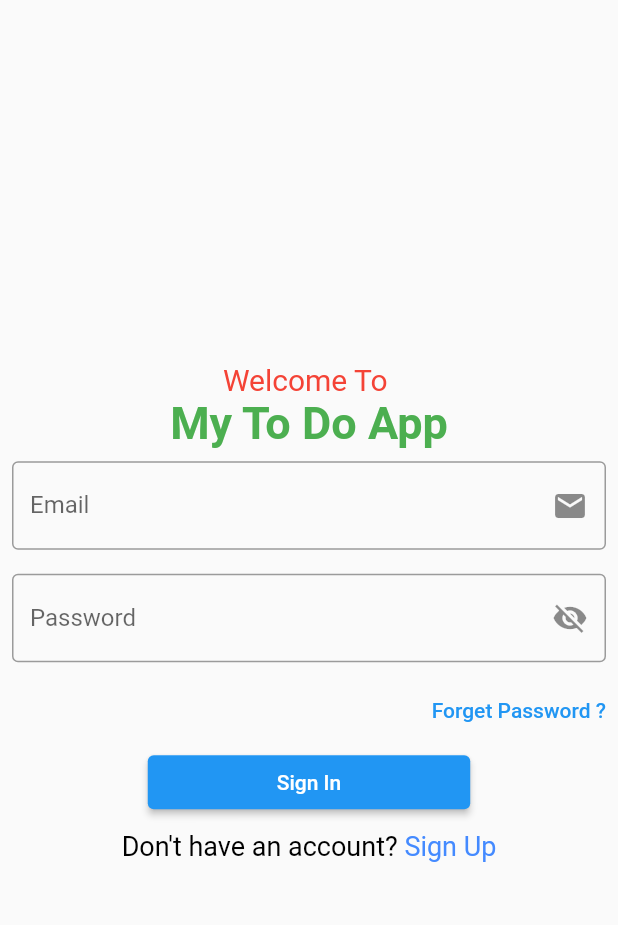
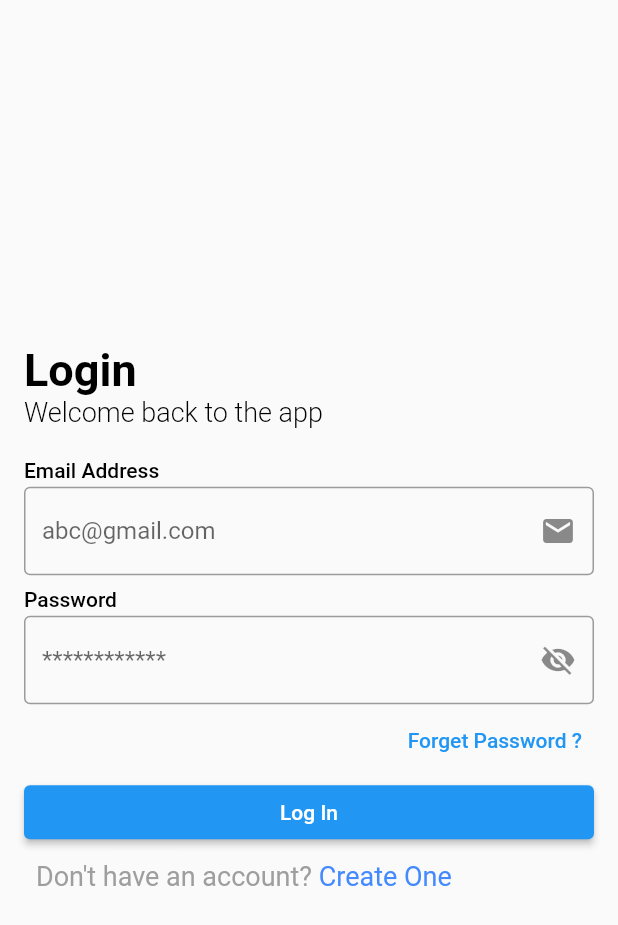
Before and after one commit to Dipesh905/To-do-App, a Flutter app: the screen it shows after launch, on a phone screen of 412 x 824 dp. Shown: the top 925 px of the screen. Run offline on Flutter 3.47's test engine with Material 2 defaults, Android fonts, the phone set to English and light mode, and no system bars; our stand-ins replace cloud_firestore, firebase_auth, firebase_core, flutter_easyloading, flutter_riverpod; accounts and stored records are empty.

Commit message:
login and sign up screen UI Updated

```diff
--- a/lib/main.dart
+++ b/lib/main.dart
@@ -5,7 +5,7 @@ import 'package:flutter_easyloading/flutter_easyloading.dart';
 import 'package:flutter_riverpod/flutter_riverpod.dart';
 import 'package:todoapp/controller/services/firebase_auth_services.dart';
 import 'package:todoapp/view/screens/home_screen.dart';
-import 'package:todoapp/view/screens/sign_in_screen.dart';
+import 'package:todoapp/view/screens/log_in_screen.dart';
 
 void main() async {
   WidgetsFlutterBinding.ensureInitialized();
@@ -35,7 +35,7 @@ class MyApp extends StatelessWidget {
             return const Text(
                 'SomeThing Went Wrong While Logging In, Please Try Again Later');
           } else {
-            return SignInScreen();
+            return LogInScreen();
           }
         },
       ),
--- /dev/null
+++ b/lib/view/screens/log_in_screen.dart
@@ -0,0 +1,206 @@
+import 'package:firebase_auth/firebase_auth.dart';
+import 'package:flutter/gestures.dart';
+import 'package:flutter/material.dart';
+import 'package:flutter_easyloading/flutter_easyloading.dart';
+import 'package:flutter_riverpod/flutter_riverpod.dart';
+import 'package:todoapp/controller/services/firebase_auth_services.dart';
+import 'package:todoapp/controller/signup_screen_provider.dart';
+import 'package:todoapp/view/screens/home_screen.dart';
+import 'package:todoapp/view/screens/sign_up_screen.dart';
+import 'package:todoapp/view/widgets/button_widget.dart';
+import 'package:todoapp/view/widgets/input_field_widget.dart';
+
+class LogInScreen extends ConsumerWidget {
+  LogInScreen({super.key});
+
+  final FirebaseFunction _firebaseFunction = FirebaseFunction();
+
+  final TextEditingController _emailController = TextEditingController();
+  final TextEditingController _passwordController = TextEditingController();
+
+  final GlobalKey<FormState> _loginscreenkey = GlobalKey<FormState>();
+
+  final RegExp _passwordregex =
+      RegExp(r'^(?=.*?[A-Z])(?=.*?[a-z])(?=.*?[0-9])(?=.*?[!@#\$&*~]).{8,}$');
+
+  final RegExp _emailregex = RegExp(
+    r"^[a-zA-Z0-9.a-zA-Z0-9.!#$%&'*+-/=?^_`{|}~]+@[a-zA-Z0-9]+\.[a-zA-Z]+",
+  );
+
+  @override
+  Widget build(BuildContext context, WidgetRef ref) {
+    const TextStyle textStyle = TextStyle(
+      fontSize: 30,
+      color: Colors.black,
+      fontWeight: FontWeight.bold,
+    );
+    return SafeArea(
+      child: Scaffold(
+        body: Center(
+          child: Form(
+            key: _loginscreenkey,
+            child: Padding(
+              padding: const EdgeInsets.all(16),
+              child: Column(
+                crossAxisAlignment: CrossAxisAlignment.stretch,
+                mainAxisAlignment: MainAxisAlignment.center,
+                children: <Widget>[
+                  Padding(
+                    padding: const EdgeInsets.only(bottom: 20),
+                    child: Column(
+                      crossAxisAlignment: CrossAxisAlignment.start,
+                      children: [
+                        const Text(
+                          'Login',
+                          style: textStyle,
+                        ),
+                        Text(
+                          'Welcome back to the app ',
+                          style: textStyle.copyWith(
+                            fontWeight: FontWeight.w300,
+                            fontSize: 18,
+                          ),
+                        ),
+                      ],
+                    ),
+                  ),
+                  Padding(
+                    padding: const EdgeInsets.only(bottom: 3.0),
+                    child: Text(
+                      'Email Address',
+                      style: textStyle.copyWith(
+                        fontWeight: FontWeight.w500,
+                        fontSize: 14,
+                      ),
+                    ),
+                  ),
+                  Padding(
+                    padding: const EdgeInsets.only(bottom: 8.0),
+                    child: InputFieldWidget(
+                      surfixIcon: const Icon(Icons.email),
+                      hintText: 'abc@gmail.com',
+                      controller: _emailController,
+                      validator: (String? value) {
+                        if (value!.isEmpty) {
+                          return 'Please enter your email';
+                        } else if (_emailregex
+                            .hasMatch(_emailController.text)) {
+                          return null;
+                        } else {
+                          return 'Invalid email please enter correct email';
+                        }
+                      },
+                    ),
+                  ),
+                  Padding(
+                    padding: const EdgeInsets.only(bottom: 3.0),
+                    child: Text(
+                      'Password',
+                      style: textStyle.copyWith(
+                        fontWeight: FontWeight.w500,
+                        fontSize: 14,
+                      ),
+                    ),
+                  ),
+                  InputFieldWidget(
+                    obsecureText: ref.watch(obsecureValueProvider),
+                    surfixIcon: IconButton(
+                      onPressed: () {
+                        ref
+                            .read(obsecureValueProvider.notifier)
+                            .update((bool state) => !state);
+                      },
+                      icon: ref.watch(obsecureValueProvider)
+                          ? const Icon(Icons.visibility_off)
+                          : const Icon(Icons.visibility),
+                    ),
+                    validator: (String? value) {
+                      if (value!.isEmpty) {
+                        return 'Please enter your password';
+                      } else if (_passwordregex
+                          .hasMatch(_passwordController.text)) {
+                        return null;
+                      } else {
+                        return 'Use atleast 1 Uppercase,lowercase,Number and Special Character';
+                      }
+                    },
+                    hintText: '************',
+                    controller: _passwordController,
+                  ),
+                  Align(
+                    alignment: Alignment.bottomRight,
+                    child: TextButton(
+                      onPressed: () {},
+                      child: const Text('Forget Password ?'),
+                    ),
+                  ),
+                  ButtonWidget(
+                    onPressed: () async {
+                      if (_loginscreenkey.currentState!.validate()) {
+                        try {
+                          await EasyLoading.show();
+                          final UserCredential? value = await _firebaseFunction
+                              .signInWithEmailAndPassword(
+                            emailAddress: _emailController.text,
+                            password: _passwordController.text,
+                            context: context,
+                          );
+
+                          if (value != null) {
+                            await EasyLoading.dismiss();
+                            await Navigator.pushReplacement(
+                              context,
+                              MaterialPageRoute<HomeScreen>(
+                                builder: (BuildContext context) => HomeScreen(),
+                              ),
+                            );
+                          }
+                        } catch (err) {
+                          await EasyLoading.showError(
+                            'SomeThing Went Wrong while Logging In,Please Try Again Later',
+                          );
+                        }
+                      }
+                    },
+                    buttonTitle: 'Log In',
+                    padding: const EdgeInsets.symmetric(horizontal: 70),
+                  ),
+                  Padding(
+                    padding: const EdgeInsets.only(left: 8, top: 8),
+                    child: RichText(
+                      text: TextSpan(
+                        text: "Don't have an account? ",
+                        style:
+                            const TextStyle(color: Colors.grey, fontSize: 18),
+                        children: <TextSpan>[
+                          TextSpan(
+                            text: 'Create One',
+                            style: const TextStyle(
+                              fontWeight: FontWeight.w400,
+                              color: Colors.blueAccent,
+                              fontSize: 18,
+                            ),
+                            recognizer: TapGestureRecognizer()
+                              ..onTap = () {
+                                Navigator.pushReplacement(
+                                  context,
+                                  MaterialPageRoute<SignUpScreen>(
+                                    builder: (BuildContext context) =>
+                                        SignUpScreen(),
+                                  ),
+                                );
+                              },
+                          )
+                        ],
+                      ),
+                    ),
+                  ),
+                ],
+              ),
+            ),
+          ),
+        ),
+      ),
+    );
+  }
+}
--- a/lib/view/screens/sign_in_screen.dart
+++ /dev/null
@@ -1,170 +0,0 @@
-import 'package:firebase_auth/firebase_auth.dart';
-import 'package:flutter/gestures.dart';
-import 'package:flutter/material.dart';
-import 'package:flutter_easyloading/flutter_easyloading.dart';
-import 'package:flutter_riverpod/flutter_riverpod.dart';
-import 'package:todoapp/controller/services/firebase_auth_services.dart';
-import 'package:todoapp/controller/signup_screen_provider.dart';
-import 'package:todoapp/view/screens/home_screen.dart';
-import 'package:todoapp/view/screens/sign_up_screen.dart';
-import 'package:todoapp/view/widgets/button_widget.dart';
-import 'package:todoapp/view/widgets/input_field_widget.dart';
-
-/// SignInScreen
-class SignInScreen extends ConsumerWidget {
-  SignInScreen({super.key});
-
-  final FirebaseFunction _firebaseFunction = FirebaseFunction();
-
-  final TextEditingController _emailController = TextEditingController();
-  final TextEditingController _passwordController = TextEditingController();
-
-  final GlobalKey<FormState> _loginscreenkey = GlobalKey<FormState>();
-
-  final RegExp _passwordregex =
-      RegExp(r'^(?=.*?[A-Z])(?=.*?[a-z])(?=.*?[0-9])(?=.*?[!@#\$&*~]).{8,}$');
-
-  final RegExp _emailregex = RegExp(
-    r"^[a-zA-Z0-9.a-zA-Z0-9.!#$%&'*+-/=?^_`{|}~]+@[a-zA-Z0-9]+\.[a-zA-Z]+",
-  );
-
-  @override
-  Widget build(BuildContext context, WidgetRef ref) {
-    const TextStyle textStyle = TextStyle(
-      fontSize: 30,
-      color: Colors.green,
-      fontWeight: FontWeight.bold,
-    );
-    return SafeArea(
-      child: Scaffold(
-        body: Center(
-          child: Form(
-            key: _loginscreenkey,
-            child: Column(
-              mainAxisAlignment: MainAxisAlignment.center,
-              children: <Widget>[
-                Text(
-                  'Welcome To ',
-                  style: textStyle.copyWith(
-                    fontWeight: FontWeight.w400,
-                    fontSize: 20,
-                    color: Colors.red,
-                  ),
-                ),
-                const Text(
-                  'My To Do App',
-                  style: textStyle,
-                ),
-                InputFieldWidget(
-                  surfixIcon: const Icon(Icons.email),
-                  labelText: 'Email',
-                  controller: _emailController,
-                  validator: (String? value) {
-                    if (value!.isEmpty) {
-                      return 'Please enter your email';
-                    } else if (_emailregex.hasMatch(_emailController.text)) {
-                      return null;
-                    } else {
-                      return 'Invalid email please enter correct email';
-                    }
-                  },
-                ),
-                InputFieldWidget(
-                  obsecureText: ref.watch(obsecureValueProvider),
-                  surfixIcon: IconButton(
-                    onPressed: () {
-                      ref
-                          .read(obsecureValueProvider.notifier)
-                          .update((bool state) => !state);
-                    },
-                    icon: ref.watch(obsecureValueProvider)
-                        ? const Icon(Icons.visibility_off)
-                        : const Icon(Icons.visibility),
-                  ),
-                  validator: (String? value) {
-                    if (value!.isEmpty) {
-                      return 'Please enter your password';
-                    } else if (_passwordregex
-                        .hasMatch(_passwordController.text)) {
-                      return null;
-                    } else {
-                      return 'Use atleast 1 Uppercase,lowercase,Number and Special Character';
-                    }
-                  },
-                  labelText: 'Password',
-                  controller: _passwordController,
-                ),
-                Align(
-                  alignment: Alignment.bottomRight,
-                  child: TextButton(
-                    onPressed: () {},
-                    child: const Text('Forget Password ?'),
-                  ),
-                ),
-                ButtonWidget(
-                  onPressed: () async {
-                    if (_loginscreenkey.currentState!.validate()) {
-                      try {
-                        await EasyLoading.show();
-                        final UserCredential? value =
-                            await _firebaseFunction.signInWithEmailAndPassword(
-                          emailAddress: _emailController.text,
-                          password: _passwordController.text,
-                          context: context,
-                        );
-
-                        if (value != null) {
-                          await EasyLoading.dismiss();
-                          await Navigator.pushReplacement(
-                            context,
-                            MaterialPageRoute<HomeScreen>(
-                              builder: (BuildContext context) => HomeScreen(),
-                            ),
-                          );
-                        }
-                      } catch (err) {
-                        await EasyLoading.showError(
-                          'SomeThing Went Wrong while Logging In,Please Try Again Later',
-                        );
-                      }
-                    }
-                  },
-                  buttonTitle: 'Sign In',
-                  padding: const EdgeInsets.symmetric(horizontal: 70),
-                ),
-                Padding(
-                  padding: const EdgeInsets.all(8),
-                  child: RichText(
-                    text: TextSpan(
-                      text: "Don't have an account? ",
-                      style: const TextStyle(color: Colors.black, fontSize: 18),
-                      children: <TextSpan>[
-                        TextSpan(
-                          text: 'Sign Up',
-                          style: const TextStyle(
-                            color: Colors.blueAccent,
-                            fontSize: 18,
-                          ),
-                          recognizer: TapGestureRecognizer()
-                            ..onTap = () {
-                              Navigator.pushReplacement(
-                                context,
-                                MaterialPageRoute<SignUpScreen>(
-                                  builder: (BuildContext context) =>
-                                      SignUpScreen(),
-                                ),
-                              );
-                            },
-                        )
-                      ],
-                    ),
-                  ),
-                ),
-              ],
-            ),
-          ),
-        ),
-      ),
-    );
-  }
-}
--- a/lib/view/widgets/input_field_widget.dart
+++ b/lib/view/widgets/input_field_widget.dart
@@ -71,9 +71,7 @@ class InputFieldWidget extends StatelessWidget {
   final bool autofocus;
 
   @override
-  Widget build(BuildContext context) => Padding(
-        padding: const EdgeInsets.all(8),
-        child: TextFormField(
+  Widget build(BuildContext context) => TextFormField(
         autofocus: autofocus,
         onTap: onTap,
         readOnly: readOnly,
@@ -93,6 +91,5 @@ class InputFieldWidget extends StatelessWidget {
           suffixIcon: surfixIcon,
         ),
         onChanged: onChanged,
-        ),
       );
 }
```
Also changed, not shown: lib/view/screens/home_screen.dart (+5 -4 lines), lib/view/screens/sign_up_screen.dart (+73 -18 lines). Lines whose indentation alone changed are shown as unchanged.
